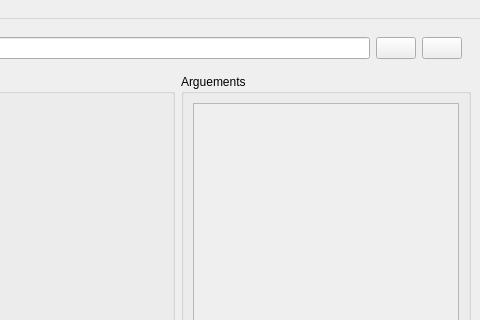
Before: the Qt Designer form ui/MissionPlanner/MPDesigner.ui in Timin8er/CosmicKSP, drawn with Qt 5; both pictures show x 420 to 900 and y 0 to 320 of the 900 by 600 pixel window.
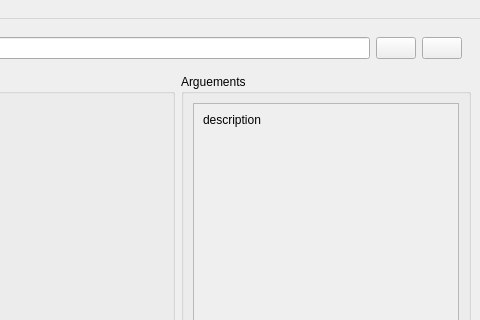
After: the same form once the commit is applied. Icons and pictures are not drawn.

```diff
--- a/ui/MissionPlanner/MPDesigner.ui
+++ b/ui/MissionPlanner/MPDesigner.ui
@@ -175,7 +175,28 @@
               <height>456</height>
              </rect>
             </property>
-            <layout class="QVBoxLayout" name="verticalLayout_2"/>
+            <layout class="QVBoxLayout" name="verticalLayout_2">
+             <item>
+              <widget class="QLabel" name="descriptionLabel">
+               <property name="text">
+                <string>description</string>
+               </property>
+              </widget>
+             </item>
+             <item>
+              <spacer name="verticalSpacer">
+               <property name="orientation">
+                <enum>Qt::Vertical</enum>
+               </property>
+               <property name="sizeHint" stdset="0">
+                <size>
+                 <width>20</width>
+                 <height>40</height>
+                </size>
+               </property>
+              </spacer>
+             </item>
+            </layout>
            </widget>
           </widget>
          </item>
```
